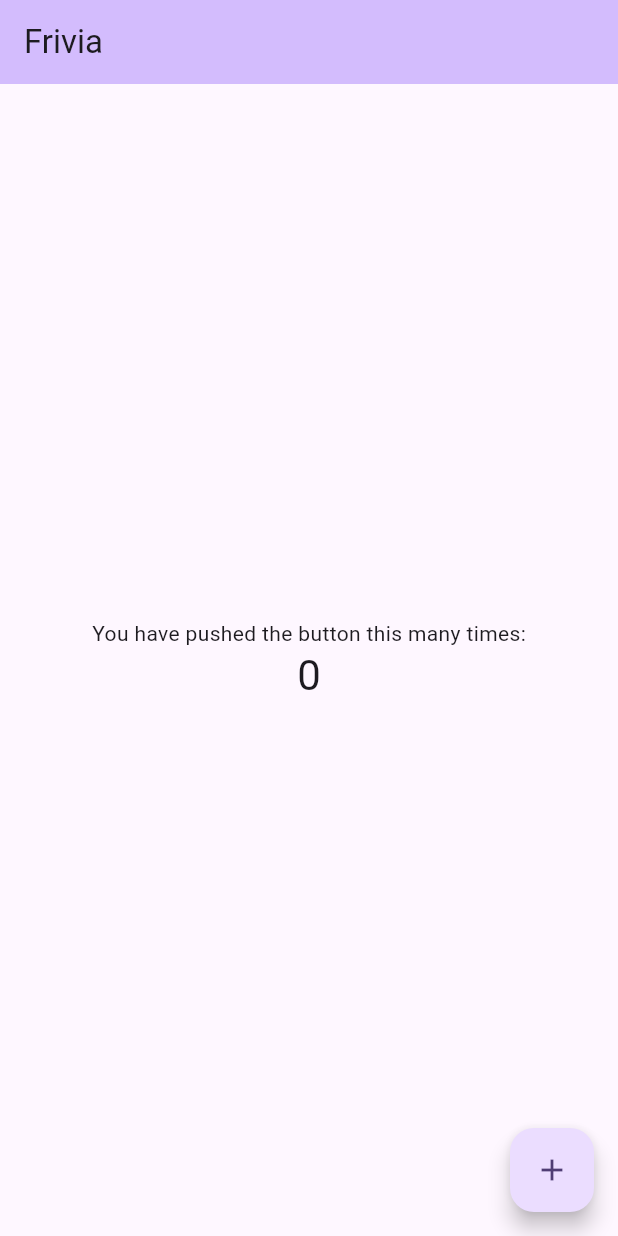
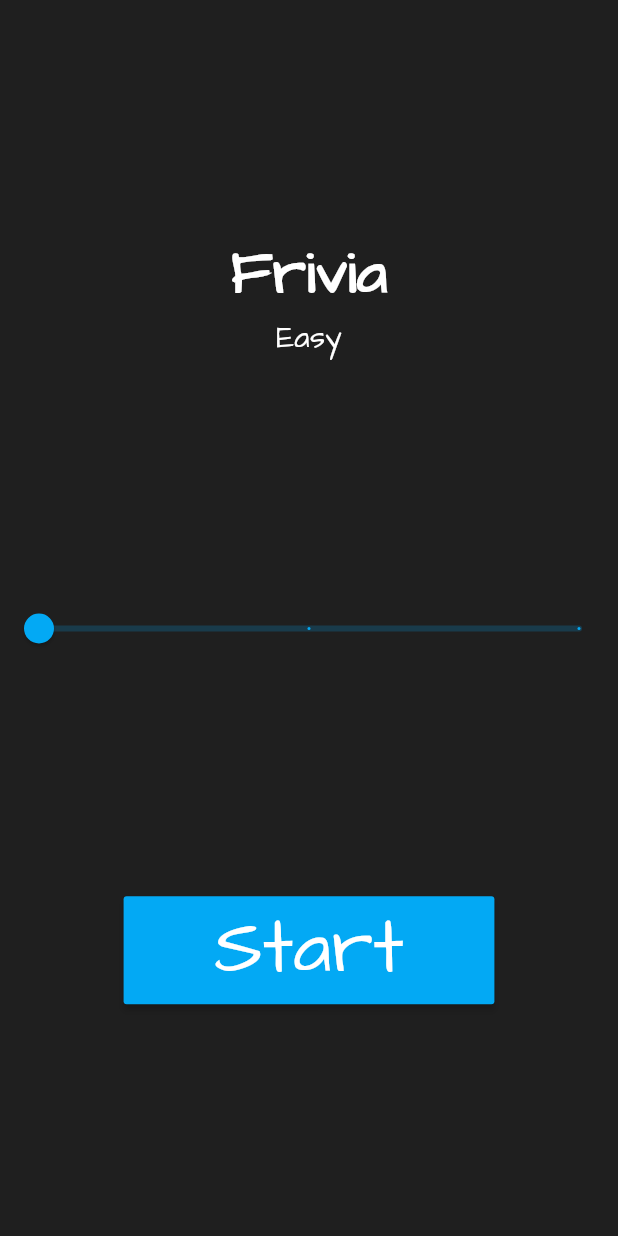
Before and after one commit to devParthiOS/Flutter_Frivia, a Flutter app: the screen it shows after launch, on a phone screen of 412 x 824 dp. Run offline on Flutter 3.47's test engine with Material 2 defaults, Android fonts, the phone set to English and light mode, and no system bars; our stand-ins replace dio.

Commit message:
final commit

```diff
--- a/lib/main.dart
+++ b/lib/main.dart
@@ -1,4 +1,6 @@
 import 'package:flutter/material.dart';
+import 'package:trivia/pages/game_page.dart';
+import 'package:trivia/pages/home_page.dart';
 
 void main() {
   runApp(const MyApp());
@@ -13,113 +15,12 @@ class MyApp extends StatelessWidget {
     return MaterialApp(
       title: 'Frivia',
       theme: ThemeData(
-        // This is the theme of your application.
-        //
-        // TRY THIS: Try running your application with "flutter run". You'll see
-        // the application has a blue toolbar. Then, without quitting the app,
-        // try changing the seedColor in the colorScheme below to Colors.green
-        // and then invoke "hot reload" (save your changes or press the "hot
-        // reload" button in a Flutter-supported IDE, or press "r" if you used
-        // the command line to start the app).
-        //
-        // Notice that the counter didn't reset back to zero; the application
-        // state is not lost during the reload. To reset the state, use hot
-        // restart instead.
-        //
-        // This works for code too, not just values: Most code changes can be
-        // tested with just a hot reload.
-        colorScheme: ColorScheme.fromSeed(seedColor: Colors.deepPurple),
+        fontFamily: "ArchitectsDaughter",
+        scaffoldBackgroundColor: const Color.fromRGBO(31, 31, 31, 1.0),
         useMaterial3: true,
       ),
-      home: const MyHomePage(title: 'Frivia'),
+      home: const HomePage(),
+      // home: GamePage(),
     );
   }
 }
-
-class MyHomePage extends StatefulWidget {
-  const MyHomePage({super.key, required this.title});
-
-  // This widget is the home page of your application. It is stateful, meaning
-  // that it has a State object (defined below) that contains fields that affect
-  // how it looks.
-
-  // This class is the configuration for the state. It holds the values (in this
-  // case the title) provided by the parent (in this case the App widget) and
-  // used by the build method of the State. Fields in a Widget subclass are
-  // always marked "final".
-
-  final String title;
-
-  @override
-  State<MyHomePage> createState() => _MyHomePageState();
-}
-
-class _MyHomePageState extends State<MyHomePage> {
-  int _counter = 0;
-
-  void _incrementCounter() {
-    setState(() {
-      // This call to setState tells the Flutter framework that something has
-      // changed in this State, which causes it to rerun the build method below
-      // so that the display can reflect the updated values. If we changed
-      // _counter without calling setState(), then the build method would not be
-      // called again, and so nothing would appear to happen.
-      _counter++;
-    });
-  }
-
-  @override
-  Widget build(BuildContext context) {
-    // This method is rerun every time setState is called, for instance as done
-    // by the _incrementCounter method above.
-    //
-    // The Flutter framework has been optimized to make rerunning build methods
-    // fast, so that you can just rebuild anything that needs updating rather
-    // than having to individually change instances of widgets.
-    return Scaffold(
-      appBar: AppBar(
-        // TRY THIS: Try changing the color here to a specific color (to
-        // Colors.amber, perhaps?) and trigger a hot reload to see the AppBar
-        // change color while the other colors stay the same.
-        backgroundColor: Theme.of(context).colorScheme.inversePrimary,
-        // Here we take the value from the MyHomePage object that was created by
-        // the App.build method, and use it to set our appbar title.
-        title: Text(widget.title),
-      ),
-      body: Center(
-        // Center is a layout widget. It takes a single child and positions it
-        // in the middle of the parent.
-        child: Column(
-          // Column is also a layout widget. It takes a list of children and
-          // arranges them vertically. By default, it sizes itself to fit its
-          // children horizontally, and tries to be as tall as its parent.
-          //
-          // Column has various properties to control how it sizes itself and
-          // how it positions its children. Here we use mainAxisAlignment to
-          // center the children vertically; the main axis here is the vertical
-          // axis because Columns are vertical (the cross axis would be
-          // horizontal).
-          //
-          // TRY THIS: Invoke "debug painting" (choose the "Toggle Debug Paint"
-          // action in the IDE, or press "p" in the console), to see the
-          // wireframe for each widget.
-          mainAxisAlignment: MainAxisAlignment.center,
-          children: <Widget>[
-            const Text(
-              'You have pushed the button this many times:',
-            ),
-            Text(
-              '$_counter',
-              style: Theme.of(context).textTheme.headlineMedium,
-            ),
-          ],
-        ),
-      ),
-      floatingActionButton: FloatingActionButton(
-        onPressed: _incrementCounter,
-        tooltip: 'Increment',
-        child: const Icon(Icons.add),
-      ), // This trailing comma makes auto-formatting nicer for build methods.
-    );
-  }
-}
--- /dev/null
+++ b/lib/pages/home_page.dart
@@ -0,0 +1,109 @@
+import 'package:flutter/material.dart';
+import 'package:trivia/pages/game_page.dart';
+
+class HomePage extends StatefulWidget {
+  const HomePage({super.key});
+
+  @override
+  State<HomePage> createState() => _HomePageState();
+}
+
+class _HomePageState extends State<HomePage> {
+  double? _devicewidth;
+  double? _deviceHeight;
+  double sliderLevel = 0;
+  String level = "Easy";
+  @override
+  Widget build(BuildContext context) {
+    _deviceHeight = MediaQuery.of(context).size.height;
+    _devicewidth = MediaQuery.of(context).size.width;
+
+    return _buildUI();
+  }
+
+  Widget _buildUI() {
+    return Scaffold(
+      body: SizedBox(
+        width: _devicewidth,
+        height: _deviceHeight,
+        child: Column(
+          mainAxisAlignment: MainAxisAlignment.spaceEvenly,
+          mainAxisSize: MainAxisSize.max,
+          crossAxisAlignment: CrossAxisAlignment.center,
+          children: [_titleWithLevel(), _levelSlider(), _startButton()],
+        ),
+      ),
+    );
+  }
+
+  Widget _titleWithLevel() {
+    return Column(
+      mainAxisAlignment: MainAxisAlignment.spaceEvenly,
+      mainAxisSize: MainAxisSize.min,
+      crossAxisAlignment: CrossAxisAlignment.center,
+      children: [
+        const Text(
+          "Frivia",
+          style: TextStyle(
+              fontSize: 40, fontWeight: FontWeight.w900, color: Colors.white),
+        ),
+        Text(
+          level,
+          style: const TextStyle(
+              color: Colors.white, fontSize: 20, fontWeight: FontWeight.w500),
+        )
+      ],
+    );
+  }
+
+  Widget _levelSlider() {
+    return Slider(
+        min: 0,
+        max: 2,
+        label: "Difficulty",
+        inactiveColor: const Color.fromARGB(53, 3, 168, 244),
+        activeColor: Colors.lightBlue,
+        divisions: 2,
+        value: sliderLevel,
+        onChanged: (onChanged) {
+          sliderLevel = onChanged;
+          setLevel(onChanged);
+          setState(() {});
+        });
+  }
+
+  void setLevel(double) {
+    switch (double) {
+      case 0:
+        level = "Easy";
+        break;
+      case 1:
+        level = "Medium";
+        break;
+      case 2:
+        level = "Hard";
+        break;
+      default:
+    }
+  }
+
+  Widget _startButton() {
+    return MaterialButton(
+      color: Colors.lightBlue,
+      minWidth: _devicewidth! * 0.6,
+      child: const Text(
+        "Start",
+        style: TextStyle(fontSize: 50, color: Colors.white),
+      ),
+      onPressed: () {
+        Navigator.push(
+          context,
+          MaterialPageRoute(
+              builder: (context) => GamePage(
+                    difficulty: level,
+                  )),
+        );
+      },
+    );
+  }
+}
```
Also changed, not shown: lib/pages/game_page.dart (added, +109 -0 lines), lib/providers/game_page_provider.dart (added, +89 -0 lines), pubspec.yaml (+7 -4 lines), assets/fonts/ArchitectsDaughter-Regular.ttf (added), pubspec.lock.
